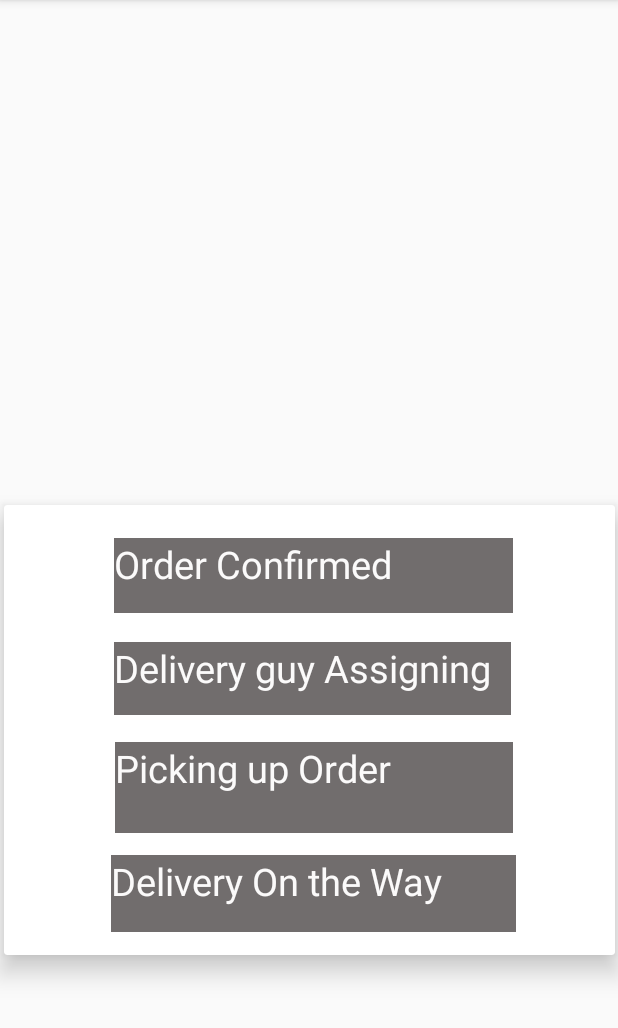
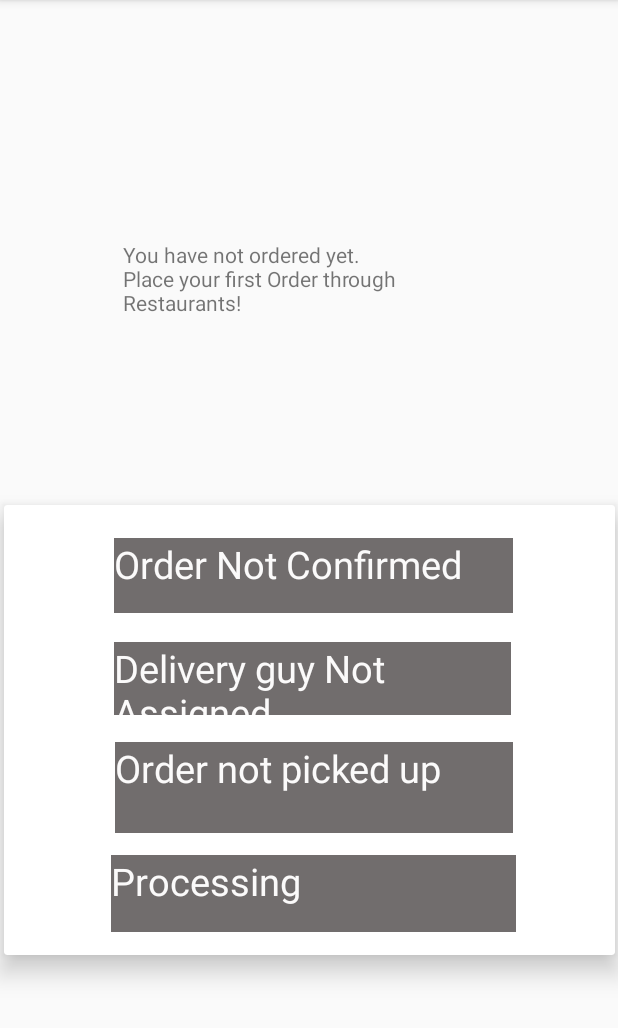
Before and after one commit to blacken57/Cacaphony, an Android app: the OrderTracking screen opened directly, with no data from a screen before it, on a phone screen of 412 x 824 dp, the part 84-1112 px from its top. Run offline under Robolectric (Android 15) with nearby library versions, the phone set to English and light mode, and no system bars; our stand-ins replace Firebase (no records; nobody signed in at launch, a user with empty details on screens opened directly).

Commit message:
Some errors fixed

```diff
--- a/app/src/main/java/com/example/cacaphony/OrderAdapter.java
+++ b/app/src/main/java/com/example/cacaphony/OrderAdapter.java
@@ -2,6 +2,7 @@ package com.example.cacaphony;
 
 import android.content.Context;
 import android.content.Intent;
+import android.icu.text.BreakIterator;
 import android.os.StrictMode;
 import android.util.Log;
 import android.view.LayoutInflater;
@@ -73,6 +74,7 @@ public class OrderAdapter extends  RecyclerView.Adapter<OrderAdapter.OrderViewHo
         holder.textViewRest.setText(orders.getRest());
         holder.textViewuname.setText(orders.getuName());
         holder.textViewPhone.setText(orders.getuPhone());
+        holder.textViewPrice.setText(orders.getAmount()+" ");
 
         holder.accept.setOnClickListener(new View.OnClickListener() {
             @Override
@@ -146,7 +148,8 @@ public class OrderAdapter extends  RecyclerView.Adapter<OrderAdapter.OrderViewHo
     }
 
     class OrderViewHolder extends RecyclerView.ViewHolder{
-        TextView textViewRest, textViewuname, textViewPhone/*, textViewPrice*/;
+
+        TextView textViewRest, textViewuname, textViewPhone, textViewPrice;
         Button decline, accept;
 
 
@@ -155,6 +158,7 @@ public class OrderAdapter extends  RecyclerView.Adapter<OrderAdapter.OrderViewHo
             textViewRest = itemView.findViewById(R.id.textViewRest);
             textViewuname = itemView.findViewById(R.id.textViewuname);
             textViewPhone = itemView.findViewById(R.id.textViewPhone);
+            textViewPrice = itemView.findViewById(R.id.textViewPrice);
 //            decline = itemView.findViewById(R.id.decline);
             accept = itemView.findViewById(R.id.Accept);
 /*            textViewPrice = itemView.findViewById(R.id.textViewPrice);*/
--- a/app/src/main/java/com/example/cacaphony/OrderTracking.java
+++ b/app/src/main/java/com/example/cacaphony/OrderTracking.java
@@ -75,7 +75,7 @@ public class OrderTracking extends AppCompatActivity {
                         {
                             DeliveryName = "No one yet.";
                             Phone = "N/A";
-                            jabla.setText("No one has been Assigned yet.\nWait for some time.");
+                            jabla.setText("No one has been Assigned to deliver yet.\nWait for some time.");
                         }
 
 
@@ -106,7 +106,7 @@ public class OrderTracking extends AppCompatActivity {
                         if(status==4)
                         {
                             first.setBackgroundColor(Color.parseColor("#00FF00"));
-                            first.setText("Order Confirmed(Done)");
+                            first.setText("Order Placed(Done)");
                             second.setBackgroundColor(Color.parseColor("#00FF00"));
                             second.setText("Delivery guy Assigned");
                             third.setBackgroundColor(Color.parseColor("#00FF00"));
@@ -119,6 +119,7 @@ public class OrderTracking extends AppCompatActivity {
 
                     } else {
                         Log.d(TAG, "No such document");
+                        jabla.setText("You have not ordered yet.\nPlace your first Order through Restaurants!");
                     }
                 } else {
                     Log.d(TAG, "get failed with ", task.getException());
--- a/app/src/main/java/com/example/cacaphony/PresentOrder.java
+++ b/app/src/main/java/com/example/cacaphony/PresentOrder.java
@@ -34,6 +34,7 @@ public class PresentOrder extends AppCompatActivity {
     String otp,name,phone,menuItem,Restaurant,DelID,CustID,OrderID;
     FirebaseFirestore fStore;
     FirebaseAuth fAUth;
+    double price;
 
     @Override
     protected void onCreate(Bundle savedInstanceState) {
@@ -61,6 +62,7 @@ public class PresentOrder extends AppCompatActivity {
                             menuItem = documentSnapshot.getString("MenuItem");
                             Restaurant = documentSnapshot.getString("Restaurant");
                             OrderID = documentSnapshot.getId();
+                            price = documentSnapshot.getDouble("Price");
                             DocumentReference documentReference = fStore.collection("Customers").document(CustID);
                             documentReference.get().addOnCompleteListener(new OnCompleteListener<DocumentSnapshot>() {
                                 @Override
@@ -70,7 +72,7 @@ public class PresentOrder extends AppCompatActivity {
                                         if (document.exists()) {
                                             name = document.getString("fName");
                                             phone = document.getString("Phone number");
-                                            Info.setText("Customer Name: "+name+"\n"+"Phone number: "+phone+"\n"+"Restaurant: "+Restaurant+"\n"+"Item: "+menuItem);
+                                            Info.setText("Customer Name: "+name+"\n"+"Phone number: "+phone+"\n"+"Restaurant: "+Restaurant+"\n"+"Item: "+menuItem+", Price: "+price);
 
                                         } else {
                                             Log.d(TAG, "No such document");
--- a/app/src/main/res/layout/activity_order_tracking.xml
+++ b/app/src/main/res/layout/activity_order_tracking.xml
@@ -61,7 +61,7 @@
                 android:layout_marginRight="68dp"
                 android:layout_marginBottom="228dp"
                 android:background="#716D6D"
-                android:text="Order Confirmed"
+                android:text="Order Not Confirmed"
                 android:textColor="#FBFAFA"
                 android:textSize="25sp" />
 
@@ -82,7 +82,7 @@
                 android:layout_marginRight="69dp"
                 android:layout_marginBottom="160dp"
                 android:background="#716D6D"
-                android:text="Delivery guy Assigning"
+                android:text="Delivery guy Not Assigned"
                 android:textColor="#FBFAFA"
                 android:textSize="25sp" />
 
@@ -103,7 +103,7 @@
                 android:layout_marginRight="68dp"
                 android:layout_marginBottom="81dp"
                 android:background="#716D6D"
-                android:text="Picking up Order"
+                android:text="Order not picked up"
                 android:textColor="#FBFAFA"
                 android:textSize="25sp" />
 
@@ -124,7 +124,7 @@
                 android:layout_marginRight="66dp"
                 android:layout_marginBottom="15dp"
                 android:background="#716D6D"
-                android:text="Delivery On the Way"
+                android:text="Processing"
                 android:textColor="#FBFAFA"
                 android:textSize="25sp" />
         </RelativeLayout>
```
Also changed, not shown: app/src/main/java/com/example/cacaphony/CustomerHomePage.java (+11 -6 lines), app/src/main/java/com/example/cacaphony/DriverOrders.java (+12 -4 lines).
